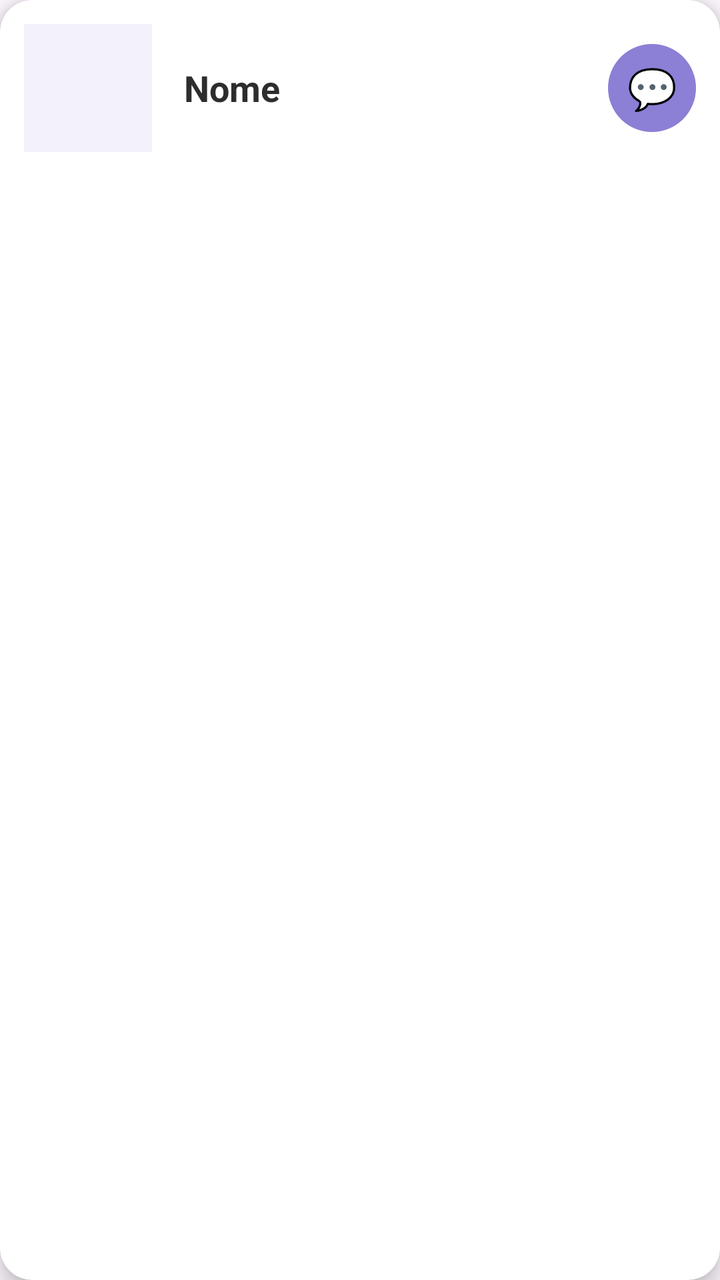
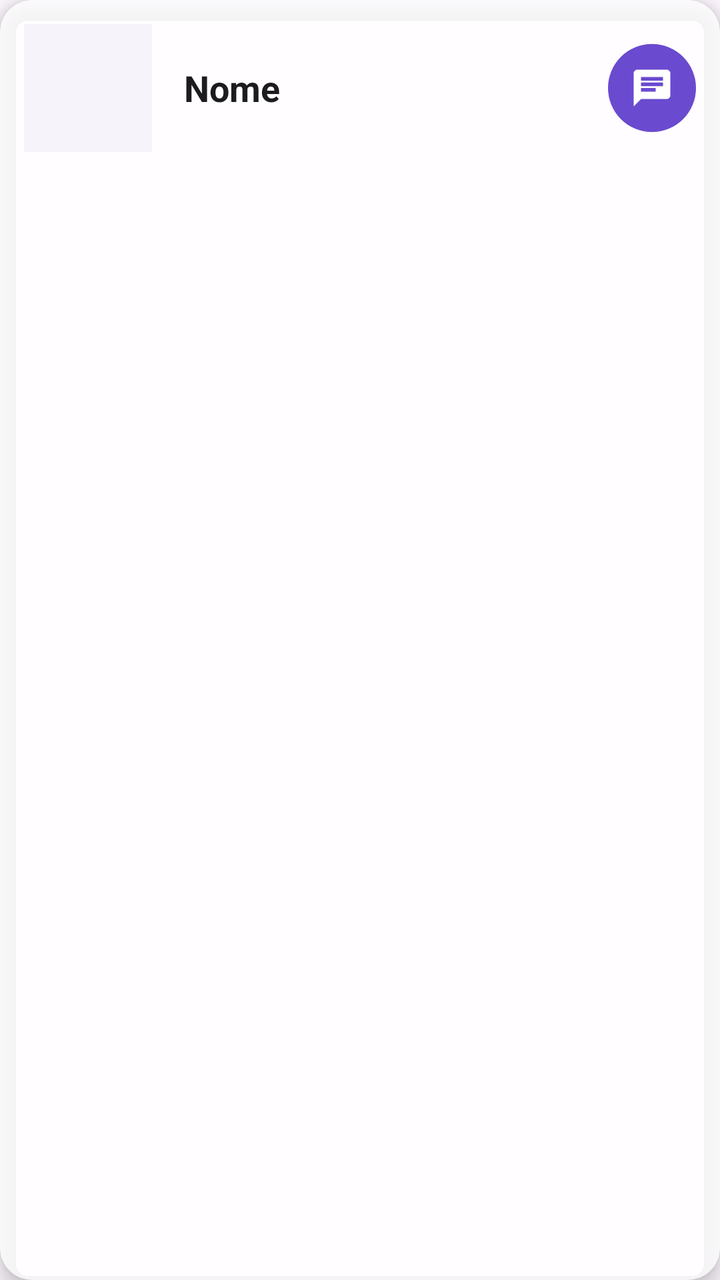

An Android layout rendered at two revisions. The XML below is the earlier revision; the diff shows what the commit changed to produce the second picture.
<!-- AndroidManifest.xml: application theme Theme.MeetBeat -->
<!-- res/layout/item_match_confirmado.xml -->
<?xml version="1.0" encoding="utf-8"?>
<androidx.cardview.widget.CardView xmlns:android="http://schemas.android.com/apk/res/android"
    xmlns:app="http://schemas.android.com/apk/res-auto"
    android:layout_width="match_parent"
    android:layout_height="wrap_content"
    android:layout_margin="12dp"
    app:cardCornerRadius="16dp"
    app:cardElevation="6dp">

    <LinearLayout
        android:layout_width="match_parent"
        android:layout_height="wrap_content"
        android:orientation="horizontal"
        android:padding="12dp"
        android:gravity="center_vertical">

        <ImageView
            android:id="@+id/imageMatchFoto"
            android:layout_width="64dp"
            android:layout_height="64dp"
            android:scaleType="centerCrop"
            android:background="@color/purple_light"
            android:clickable="true"
            android:focusable="true" />

        <TextView
            android:id="@+id/textMatchNome"
            android:layout_width="0dp"
            android:layout_height="wrap_content"
            android:layout_weight="1"
            android:layout_marginStart="16dp"
            android:text="Nome"
            android:textColor="@color/text_dark"
            android:textSize="18sp"
            android:textStyle="bold" />

        <TextView
            android:id="@+id/btnMensagem"
            android:layout_width="44dp"
            android:layout_height="44dp"
            android:gravity="center"
            android:text="💬"
            android:textSize="20sp"
            android:background="@drawable/bg_avatar_circle"
            android:clickable="true"
            android:focusable="true" />

    </LinearLayout>

</androidx.cardview.widget.CardView>
<!-- resources referenced by this layout -->
<resources>
  <color name="purple_light">#F3F1FB</color>
  <color name="text_dark">#2D2D2D</color>
  <!-- drawable bg_avatar_circle (drawable) -->
  <?xml version="1.0" encoding="utf-8"?>
  <shape xmlns:android="http://schemas.android.com/apk/res/android"
      android:shape="oval">
      <solid android:color="@color/purple_primary" />
  </shape>
  <style name="Theme.MeetBeat" parent="Base.Theme.MeetBeat" />
  <color name="purple_primary">#8B7FD6</color>
  <style name="Base.Theme.MeetBeat" parent="Theme.Material3.DayNight.NoActionBar">
          
          
      </style>
</resources>

<!-- the commit's change to res/layout/item_match_confirmado.xml (unified diff, before → after) -->
@@ -5,7 +5,8 @@
     android:layout_height="wrap_content"
     android:layout_margin="12dp"
     app:cardCornerRadius="16dp"
-    app:cardElevation="6dp">
+    app:cardElevation="6dp"
+    app:cardBackgroundColor="@color/vidro_fundo">
 
     <LinearLayout
         android:layout_width="match_parent"
@@ -34,13 +35,12 @@
             android:textSize="18sp"
             android:textStyle="bold" />
 
-        <TextView
+        <ImageView
             android:id="@+id/btnMensagem"
             android:layout_width="44dp"
             android:layout_height="44dp"
-            android:gravity="center"
-            android:text="💬"
-            android:textSize="20sp"
+            android:padding="11dp"
+            android:src="@drawable/ic_chat"
             android:background="@drawable/bg_avatar_circle"
             android:clickable="true"
             android:focusable="true" />
<!-- resource entries referenced after the edit -->
@@ -1,15 +1,27 @@
 <!-- resources referenced by this layout -->
 <resources>
-  <color name="purple_light">#F3F1FB</color>
-  <color name="text_dark">#2D2D2D</color>
+  <color name="purple_light">#F6F4FA</color>
+  <color name="text_dark">#1C1B1F</color>
+  <color name="vidro_fundo">#CCFFFFFF</color>
   <!-- drawable bg_avatar_circle (drawable) -->
   <?xml version="1.0" encoding="utf-8"?>
   <shape xmlns:android="http://schemas.android.com/apk/res/android"
       android:shape="oval">
       <solid android:color="@color/purple_primary" />
   </shape>
+  <!-- drawable ic_chat (drawable) -->
+  <vector xmlns:android="http://schemas.android.com/apk/res/android"
+      android:width="24dp"
+      android:height="24dp"
+      android:viewportWidth="24"
+      android:viewportHeight="24">
+    <path
+        android:fillColor="@color/white"
+        android:pathData="M20,2L4,2c-1.1,0 -2,0.9 -2,2v18l4,-4h14c1.1,0 2,-0.9 2,-2L22,4c0,-1.1 -0.9,-2 -2,-2zM6,9h12v2L6,11L6,9zM14,14L6,14v-2h8v2zM18,8L6,8L6,6h12v2z"/>
+  </vector>
   <style name="Theme.MeetBeat" parent="Base.Theme.MeetBeat" />
-  <color name="purple_primary">#8B7FD6</color>
+  <color name="purple_primary">#6A4ACF</color>
+  <color name="white">#FFFFFFFF</color>
   <style name="Base.Theme.MeetBeat" parent="Theme.Material3.DayNight.NoActionBar">
           
           
